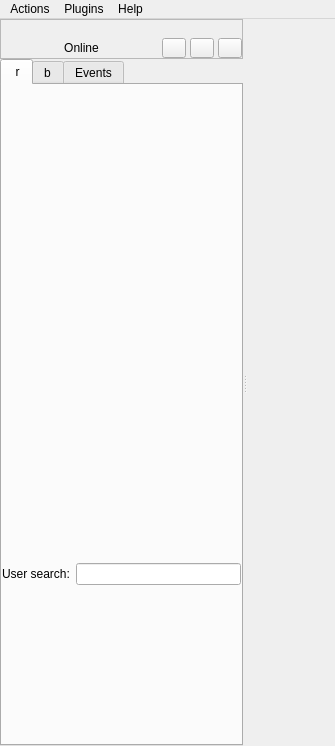
Qt form widgets/mainWindow.ui (xmpp-graveyard/jabbim) before a commit.
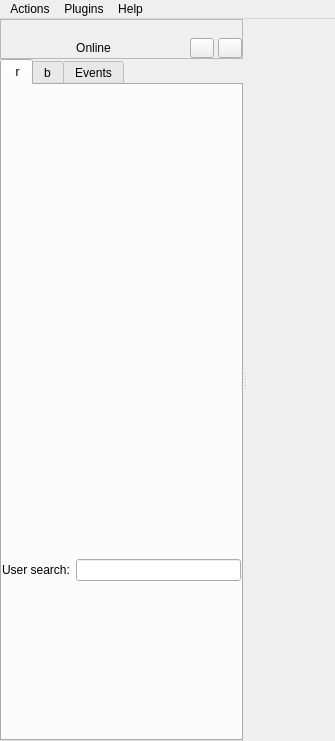
The same form after that commit. The open tabs and pages were chosen to show the change. Icons and pictures are not drawn.

Patch:
```diff
--- a/widgets/mainWindow.ui
+++ b/widgets/mainWindow.ui
@@ -6,7 +6,7 @@
     <x>0</x>
     <y>0</y>
     <width>335</width>
-    <height>746</height>
+    <height>741</height>
    </rect>
   </property>
   <property name="windowTitle" >
@@ -20,7 +20,19 @@
     <property name="margin" >
      <number>0</number>
     </property>
-    <property name="spacing" >
+    <property name="topMargin" >
+     <number>0</number>
+    </property>
+    <property name="rightMargin" >
+     <number>0</number>
+    </property>
+    <property name="bottomMargin" >
+     <number>0</number>
+    </property>
+    <property name="horizontalSpacing" >
+     <number>0</number>
+    </property>
+    <property name="verticalSpacing" >
      <number>0</number>
     </property>
     <item row="0" column="0" >
@@ -369,7 +381,19 @@
          <property name="margin" >
           <number>0</number>
          </property>
-         <property name="spacing" >
+         <property name="topMargin" >
+          <number>0</number>
+         </property>
+         <property name="rightMargin" >
+          <number>0</number>
+         </property>
+         <property name="bottomMargin" >
+          <number>0</number>
+         </property>
+         <property name="horizontalSpacing" >
+          <number>0</number>
+         </property>
+         <property name="verticalSpacing" >
           <number>0</number>
          </property>
          <item row="0" column="0" >
@@ -384,7 +408,19 @@
             <property name="margin" >
              <number>0</number>
             </property>
-            <property name="spacing" >
+            <property name="topMargin" >
+             <number>0</number>
+            </property>
+            <property name="rightMargin" >
+             <number>0</number>
+            </property>
+            <property name="bottomMargin" >
+             <number>0</number>
+            </property>
+            <property name="horizontalSpacing" >
+             <number>4</number>
+            </property>
+            <property name="verticalSpacing" >
              <number>4</number>
             </property>
             <item row="1" column="1" >
@@ -399,9 +435,7 @@
                <item>
                 <widget class="QToolButton" name="statusWidget" >
                  <property name="sizePolicy" >
-                  <sizepolicy>
-                   <hsizetype>7</hsizetype>
-                   <vsizetype>0</vsizetype>
+                  <sizepolicy vsizetype="Fixed" hsizetype="Expanding" >
                    <horstretch>0</horstretch>
                    <verstretch>0</verstretch>
                   </sizepolicy>
@@ -442,31 +476,6 @@
               </property>
              </widget>
             </item>
-            <item row="1" column="2" >
-             <widget class="QToolButton" name="toggleInvisible" >
-              <property name="maximumSize" >
-               <size>
-                <width>16777215</width>
-                <height>20</height>
-               </size>
-              </property>
-              <property name="toolTip" >
-               <string>Toggle Invisibility</string>
-              </property>
-              <property name="text" >
-               <string/>
-              </property>
-              <property name="icon" >
-               <iconset>images/16x16/status/jabber-invisible.png</iconset>
-              </property>
-              <property name="checkable" >
-               <bool>true</bool>
-              </property>
-              <property name="arrowType" >
-               <enum>Qt::NoArrow</enum>
-              </property>
-             </widget>
-            </item>
             <item rowspan="2" row="0" column="0" >
              <widget class="QWidget" native="1" name="selfAvatarWidget" >
               <property name="sizePolicy" >
@@ -557,7 +566,19 @@
              <property name="margin" >
               <number>0</number>
              </property>
-             <property name="spacing" >
+             <property name="topMargin" >
+              <number>0</number>
+             </property>
+             <property name="rightMargin" >
+              <number>0</number>
+             </property>
+             <property name="bottomMargin" >
+              <number>0</number>
+             </property>
+             <property name="horizontalSpacing" >
+              <number>0</number>
+             </property>
+             <property name="verticalSpacing" >
               <number>0</number>
              </property>
              <item row="3" column="0" >
```
Left out of the diff: 236 changed lines with no effect on the pictures.
